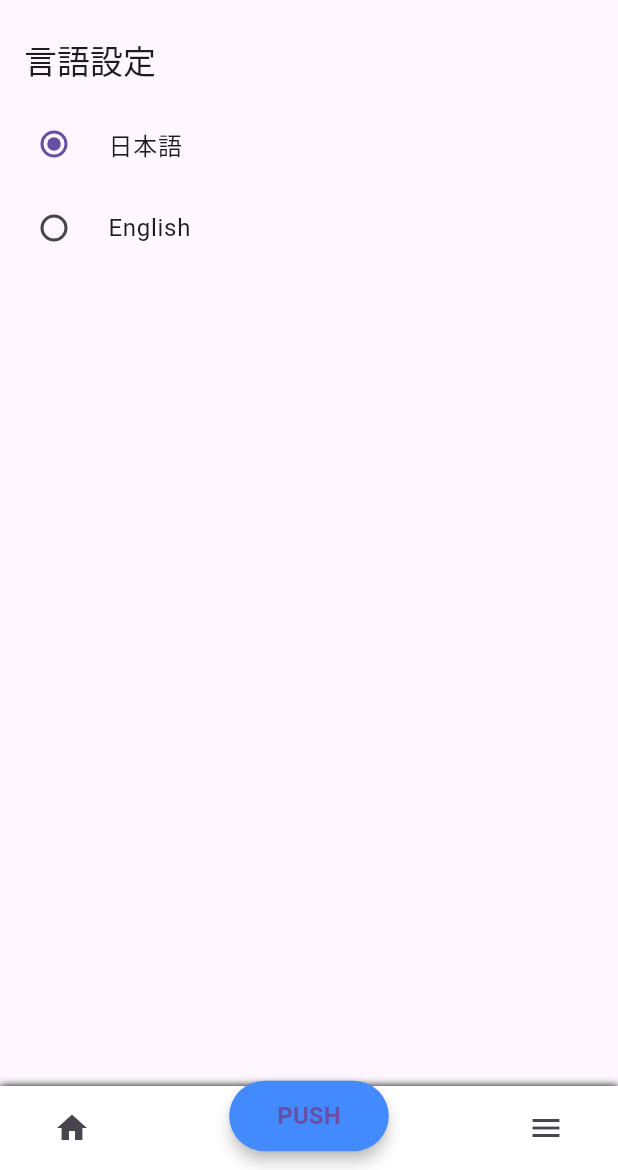
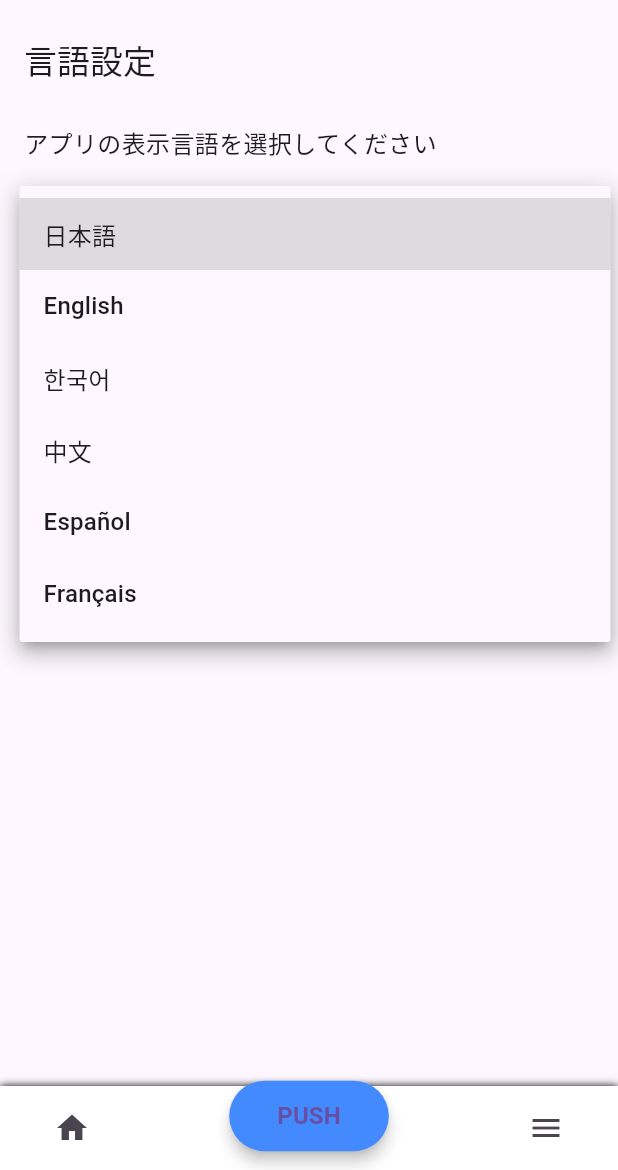
Before and after one commit to team-tender/geek-hackathon, a Flutter app: the LanguageScreen screen opened by its route, after a tap on "日本語", on a phone screen of 412 x 824 dp, the part 66-1236 px from its top. Run offline on Flutter 3.47's test engine with Material 3 defaults, Android fonts, the phone set to English and light mode, and no system bars; our stand-ins replace flip_card, flutter_card_swiper, flutter_riverpod, go_router, image_picker; network calls fail.

Commit message:
多言語対応

```diff
--- a/lib/presentation/providers/language_provider.dart
+++ b/lib/presentation/providers/language_provider.dart
@@ -1,5 +1,18 @@
 import 'package:flutter/material.dart';
 import 'package:flutter_riverpod/flutter_riverpod.dart';
 
+// サポートする言語のリスト
+final supportedLocales = [
+  const Locale('ja'), // 日本語
+  const Locale('en'), // 英語
+  const Locale('ko'), // 韓国語
+  const Locale('zh'), // 中国語
+  const Locale('es'), // スペイン語
+  const Locale('fr'), // フランス語
+];
+
 // 言語設定を管理するProvider
-final languageProvider = StateProvider<Locale>((ref) => const Locale('ja')); //
+final languageProvider = StateProvider<Locale>((ref) {
+  // デフォルト言語を日本語に設定
+  return supportedLocales.first;
+});
--- a/lib/presentation/screens/language/language_screen.dart
+++ b/lib/presentation/screens/language/language_screen.dart
@@ -5,35 +5,64 @@ import 'package:geek_hackathon/presentation/providers/language_provider.dart';
 class LanguageScreen extends ConsumerWidget {
   const LanguageScreen({super.key});
 
+  // サポートする言語のリストを定義
+  static const Map<String, String> supportedLanguages = {
+    'ja': '日本語',
+    'en': 'English',
+    'ko': '한국어',
+    'zh': '中文',
+    'es': 'Español',
+    'fr': 'Français',
+  };
+
   @override
   Widget build(BuildContext context, WidgetRef ref) {
+    // 現在選択されている言語コードを取得
     final currentLocale = ref.watch(languageProvider);
 
     return Scaffold(
       appBar: AppBar(title: const Text('言語設定')),
-      body: ListView(
+      body: Padding(
+        padding: const EdgeInsets.all(16.0),
+        child: Column(
+          crossAxisAlignment: CrossAxisAlignment.start,
           children: [
-          RadioListTile<Locale>(
-            title: const Text('日本語'),
-            value: const Locale('ja'),
-            groupValue: currentLocale,
-            onChanged: (Locale? value) {
-              if (value != null) {
-                ref.read(languageProvider.notifier).state = value;
+            const Text('アプリの表示言語を選択してください', style: TextStyle(fontSize: 16)),
+            const SizedBox(height: 20),
+            // DropdownButtonを追加
+            Container(
+              padding: const EdgeInsets.symmetric(
+                horizontal: 12.0,
+                vertical: 4.0,
+              ),
+              decoration: BoxDecoration(
+                borderRadius: BorderRadius.circular(8.0),
+                border: Border.all(color: Colors.grey),
+              ),
+              child: DropdownButtonHideUnderline(
+                child: DropdownButton<Locale>(
+                  isExpanded: true,
+                  // 現在の言語を値として設定
+                  value: currentLocale,
+                  // ドロップダウンのアイテムを生成
+                  items: supportedLanguages.entries.map((entry) {
+                    return DropdownMenuItem<Locale>(
+                      value: Locale(entry.key),
+                      child: Text(entry.value),
+                    );
+                  }).toList(),
+                  // 言語が変更されたときのアクション
+                  onChanged: (Locale? newLocale) {
+                    if (newLocale != null) {
+                      // Providerの状態を更新して言語を切り替え
+                      ref.read(languageProvider.notifier).state = newLocale;
                     }
                   },
                 ),
-          RadioListTile<Locale>(
-            title: const Text('English'),
-            value: const Locale('en'),
-            groupValue: currentLocale,
-            onChanged: (Locale? value) {
-              if (value != null) {
-                ref.read(languageProvider.notifier).state = value;
-              }
-            },
+              ),
             ),
           ],
+        ),
       ),
     );
   }
```
Also changed, not shown: lib/app.dart (+6 -1 lines), 1 other file. Lines whose indentation alone changed are shown as unchanged.
